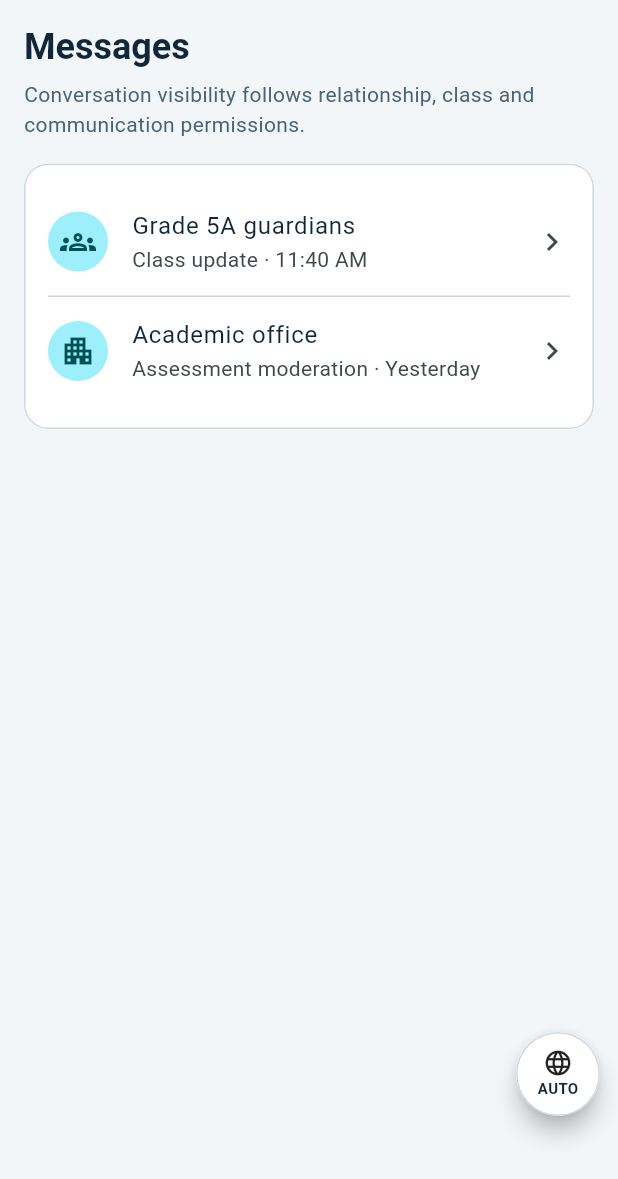
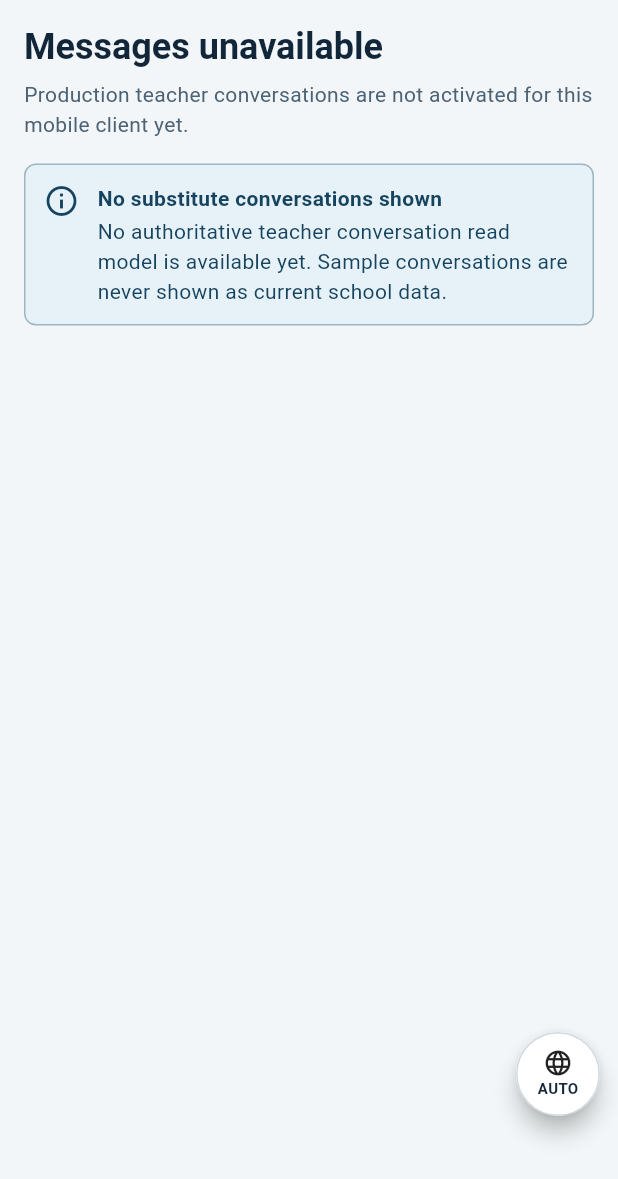
Before and after one commit to rahmatullahboss/international-school-management-platform, a Flutter app: the StaffMessagesScreen widget shown alone on an empty page, opened directly, on a phone screen of 412 x 824 dp. Shown: the top 1179 px of the screen. Run offline on Flutter 3.47's test engine with Material 3 defaults, Android fonts, the phone set to English and light mode, and no system bars; our stand-ins replace firebase_core, firebase_messaging, flutter_riverpod, flutter_secure_storage, go_router; missing offline and left inert: cryptography, flutter_appauth; accounts and stored records are empty.

Commit message:
fix(mobile): remove Staff production fixture data

```diff
--- a/mobile/apps/staff_app/lib/main.dart
+++ b/mobile/apps/staff_app/lib/main.dart
@@ -15,6 +15,7 @@ import 'package:school_mobile_core/mobile_core.dart';
 import 'package:school_mobile_core/notification_routing.dart';
 import 'package:school_staff_app/staff_production_dynamic_strings.dart';
 import 'package:school_staff_app/staff_production_strings.dart';
+import 'package:school_staff_app/staff_server_boundary_strings.dart';
 import 'package:school_staff_domain/school_staff_domain.dart';
 import 'package:school_sync_engine/school_sync_engine.dart';
 import 'package:school_sync_storage/school_sync_storage.dart';
@@ -344,72 +345,48 @@ class StaffGradebookScreen extends StatelessWidget {
   const StaffGradebookScreen({super.key});
 
   @override
-  Widget build(BuildContext context) => ListView(
+  Widget build(BuildContext context) {
+    final strings = StaffServerBoundaryStrings.forLocale(
+      Localizations.localeOf(context),
+    );
+    return ListView(
       children: [
         SchoolPageSection(
-        description:
-            'Draft assessment results only. Publishing and calculation remain server-governed.',
-        title: 'Gradebook drafts',
-        child: SchoolPanel(
-          child: Column(
-            children: const [
-              ListTile(
-                contentPadding: EdgeInsets.zero,
-                leading: Icon(Icons.assignment_outlined),
-                title: Text('Mathematics quiz 3'),
-                subtitle: Text('18 of 24 results entered · Draft'),
-                trailing: Icon(Icons.chevron_right),
-              ),
-              Divider(),
-              ListTile(
-                contentPadding: EdgeInsets.zero,
-                leading: Icon(Icons.assignment_turned_in_outlined),
-                title: Text('Term project'),
-                subtitle: Text('24 of 24 results entered · Ready for review'),
-                trailing: Icon(Icons.chevron_right),
-              ),
-            ],
-          ),
+          description: strings.gradebookDescription,
+          title: strings.gradebookTitle,
+          child: SchoolStatusBanner(
+            label: strings.gradebookLabel,
+            message: strings.gradebookMessage,
+            tone: SchoolStatusTone.information,
           ),
         ),
       ],
     );
+  }
 }
 
 class StaffMessagesScreen extends StatelessWidget {
   const StaffMessagesScreen({super.key});
 
   @override
-  Widget build(BuildContext context) => ListView(
-    children: const [
+  Widget build(BuildContext context) {
+    final strings = StaffServerBoundaryStrings.forLocale(
+      Localizations.localeOf(context),
+    );
+    return ListView(
+      children: [
         SchoolPageSection(
-        description:
-            'Conversation visibility follows relationship, class and communication permissions.',
-        title: 'Messages',
-        child: SchoolPanel(
-          child: Column(
-            children: [
-              ListTile(
-                contentPadding: EdgeInsets.zero,
-                leading: CircleAvatar(child: Icon(Icons.groups_outlined)),
-                title: Text('Grade 5A guardians'),
-                subtitle: Text('Class update · 11:40 AM'),
-                trailing: Icon(Icons.chevron_right),
-              ),
-              Divider(),
-              ListTile(
-                contentPadding: EdgeInsets.zero,
-                leading: CircleAvatar(child: Icon(Icons.apartment_outlined)),
-                title: Text('Academic office'),
-                subtitle: Text('Assessment moderation · Yesterday'),
-                trailing: Icon(Icons.chevron_right),
-              ),
-            ],
-          ),
+          description: strings.messagesDescription,
+          title: strings.messagesTitle,
+          child: SchoolStatusBanner(
+            label: strings.messagesLabel,
+            message: strings.messagesMessage,
+            tone: SchoolStatusTone.information,
           ),
         ),
       ],
     );
+  }
 }
 
 class _AttendanceRow extends StatelessWidget {
--- a/mobile/apps/staff_app/lib/staff_server_boundary_strings.dart
+++ b/mobile/apps/staff_app/lib/staff_server_boundary_strings.dart
@@ -15,8 +15,9 @@ final class StaffServerBoundaryStrings {
     required this.messagesTitle,
   });
 
-  factory StaffServerBoundaryStrings.forLocale(Locale locale) =>
-      switch (SchoolLocalePolicy.resolve(locale)) {
+  factory StaffServerBoundaryStrings.forLocale(
+    Locale locale,
+  ) => switch (SchoolLocalePolicy.resolve(locale)) {
     SchoolLanguage.bangla => const StaffServerBoundaryStrings._(
       gradebookDescription:
           'এই মোবাইল ক্লায়েন্টের জন্য প্রোডাকশন গ্রেডবুক রিড মডেল এখনো সক্রিয় নয়।',
```
Also changed, not shown: 1 other file. Lines whose indentation alone changed are shown as unchanged.
